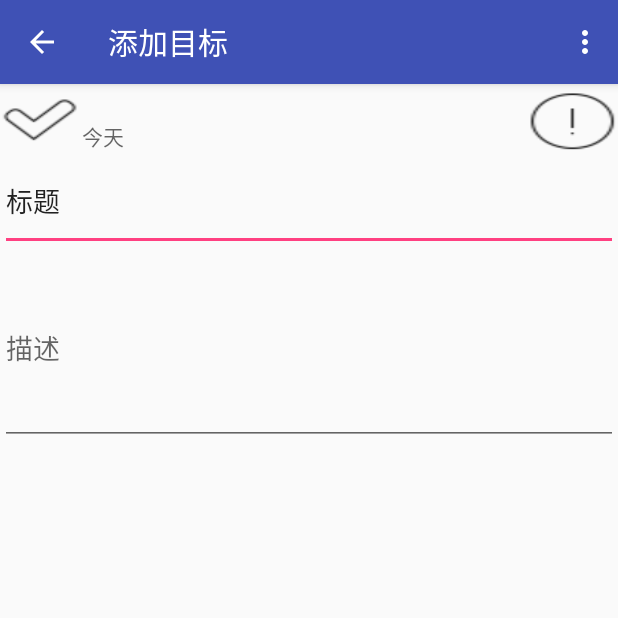
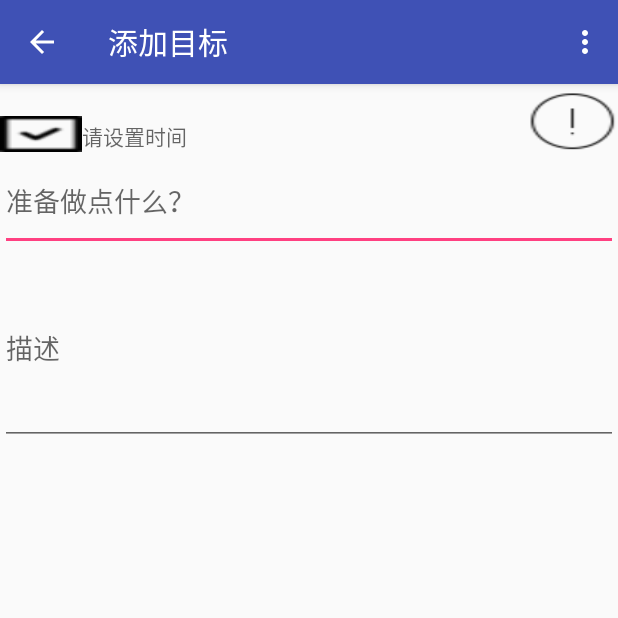
Before and after one commit to TickTick123/TheAim2, an Android app: the AddScheduleActivity screen opened directly, with no data from a screen before it, after a tap on an icon or button, on a phone screen of 412 x 824 dp, the top half of it. Run offline under Robolectric (Android 15) with nearby library versions, the phone set to English and light mode, and no system bars; libraries missing offline, so code that uses them is left out: cn.bmob.v3.

Commit message:
Ck:日程添加2.0

```diff
--- a/app/src/main/AndroidManifest.xml
+++ b/app/src/main/AndroidManifest.xml
@@ -53,7 +53,7 @@
             android:label="@string/login_4"
             android:screenOrientation="portrait" />
         <activity
-            android:name=".AddAimActivity"
+            android:name=".AddScheduleActivity"
             android:exported="true"
             android:label="@string/addaim"
             android:screenOrientation="portrait" />
--- a/app/src/main/java/com/example/zqf/theaim/Adapter/ScheduleAdapter.java
+++ b/app/src/main/java/com/example/zqf/theaim/Adapter/ScheduleAdapter.java
@@ -2,8 +2,6 @@ package com.example.zqf.theaim.Adapter;
 
 import android.content.Context;
 
-import android.content.Intent;
-import android.os.Bundle;
 import android.view.LayoutInflater;
 import android.view.View;
 import android.view.ViewGroup;
@@ -12,17 +10,13 @@ import android.widget.ImageButton;
 import android.widget.TextView;
 import android.widget.Toast;
 
-import com.example.zqf.theaim.AddAimActivity;
 import com.example.zqf.theaim.Bean.Schedule;
 import com.example.zqf.theaim.R;
 
-import java.util.ArrayList;
 import java.util.List;
 
 import cn.bmob.v3.exception.BmobException;
 import cn.bmob.v3.listener.UpdateListener;
-
-import static java.security.AccessController.getContext;
 
 /**
  * Created by zqf on 2018/3/3.
--- a/app/src/main/java/com/example/zqf/theaim/AddAimActivity.java
+++ b/app/src/main/java/com/example/zqf/theaim/AddScheduleActivity.java
@@ -10,6 +10,7 @@ import android.text.Editable;
 import android.text.TextUtils;
 import android.text.TextWatcher;
 import android.view.Menu;
+import android.view.MenuItem;
 import android.view.View;
 import android.widget.EditText;
 import android.widget.ImageButton;
@@ -17,12 +18,13 @@ import android.widget.TextView;
 import android.widget.Toast;
 
 import com.example.zqf.theaim.Bean.Schedule;
+import com.example.zqf.theaim.Bean.User;
 
-import cn.bmob.v3.Bmob;
+import cn.bmob.v3.BmobUser;
 import cn.bmob.v3.exception.BmobException;
 import cn.bmob.v3.listener.SaveListener;
 
-public class AddAimActivity extends AppCompatActivity {
+public class AddScheduleActivity extends AppCompatActivity {
 
     private TextView textView;
     private EditText title;
@@ -34,7 +36,6 @@ public class AddAimActivity extends AppCompatActivity {
     @Override
     protected void onActivityResult(int requestCode, int resultCode, Intent data) {
         super.onActivityResult(requestCode, resultCode, data);
-        //Bmob .initialize(this,"952c699bad14188ea5ef2af20da327b6");
         if(requestCode == 0x11 && resultCode == 0x11){
             Bundle bundle = data.getExtras();
             String t = bundle.getString("time");
@@ -45,22 +46,22 @@ public class AddAimActivity extends AppCompatActivity {
                 schedule.setTime(t);
             }
             schedule.setYear(bundle.getInt("year"));
-            schedule.setMouth(bundle.getInt("month"));
+            schedule.setMonth(bundle.getInt("month"));
             schedule.setDay(bundle.getInt("day"));
-            SaveRecord(schedule.getObjectId(),schedule);
         }
     }
 
     @Override
     protected void onCreate(@Nullable Bundle savedInstanceState) {
         super.onCreate(savedInstanceState);
-        //Bmob .initialize(this,"ec3bba86368b1357bc945565b76b617c");
+        schedule.setDone("false");   //初始状态为未完成
         android.support.v7.app.ActionBar actionBar = getSupportActionBar();
         actionBar.setDisplayHomeAsUpEnabled(true);  //显示返回箭头
-        //actionBar.setHomeAsUpIndicator(R.drawable.back); //修改actionbar左上角返回按钮的图标
         setContentView(R.layout.activity_add_aim);
 
         textView = (TextView)findViewById(R.id.aim_time);
+
+
 
         title = findViewById(R.id.aim_title);
         describe = findViewById(R.id.aim_describe);
@@ -78,7 +79,6 @@ public class AddAimActivity extends AppCompatActivity {
             @Override
             public void afterTextChanged(Editable s) {
                 schedule.setDecribe(describe.getText().toString());
-                SaveRecord(schedule.getObjectId(),schedule);
             }
         });
 
@@ -96,7 +96,6 @@ public class AddAimActivity extends AppCompatActivity {
             @Override
             public void afterTextChanged(Editable s) {
                 schedule.setContent(title.getText().toString());
-                SaveRecord(schedule.getObjectId(),schedule);
             }
         });
 
@@ -105,7 +104,7 @@ public class AddAimActivity extends AppCompatActivity {
         textView.setOnClickListener(new View.OnClickListener() {
             @Override
             public void onClick(View v) {
-                Intent intent = new Intent(AddAimActivity.this,SetTimeActivity.class);
+                Intent intent = new Intent(AddScheduleActivity.this,SetTimeActivity.class);
                 startActivityForResult(intent,0x11);
             }
         });
@@ -115,7 +114,7 @@ public class AddAimActivity extends AppCompatActivity {
             @Override
             public void onClick(View v) {
                 final String[] strArray = new String[]{"3分","2分","1分","0分"};
-                final AlertDialog.Builder builder = new AlertDialog.Builder(AddAimActivity.this);//实例化builder
+                final AlertDialog.Builder builder = new AlertDialog.Builder(AddScheduleActivity.this);//实例化builder
                 builder.setIcon(R.mipmap.ic_launcher);//设置图标
                 builder.setTitle(R.string.points);//设置标题
 
@@ -137,7 +136,6 @@ public class AddAimActivity extends AppCompatActivity {
                             pointbtn.setBackgroundResource(R.drawable.aim_point);
                             schedule.setRewardpoint("0");
                         }
-                        SaveRecord(schedule.getObjectId(),schedule);
                     }
                 });
                 //创建对话框
@@ -153,29 +151,21 @@ public class AddAimActivity extends AppCompatActivity {
             }
         });
 
-
-
-
-
         state = (ImageButton)findViewById(R.id.state_btn);
-        //Bmob .initialize(this,"952c699bad14188ea5ef2af20da327b6");
-        schedule.setDone("未完成");   //初始状态为未完成
-        SaveRecord(schedule.getObjectId(),schedule);
         state.setOnClickListener(new View.OnClickListener() {
             int i = 0;   //用于判断 任务的状态 1为完成 0为未完成
+
             @Override
             public void onClick(View v) {
                 if(i == 0)
                 {
-                    state.setBackgroundResource(R.drawable.example);
+                    state.setBackgroundResource(R.drawable.square_ok);
                     i = 1;
-                    schedule.setDone("已完成");
-                    SaveRecord(schedule.getObjectId(),schedule);
+                    schedule.setDone("true");
                 }else{
-                    state.setBackgroundResource(R.drawable.aim_state);
+                    state.setBackgroundResource(R.drawable.square);
                     i = 0;
-                    schedule.setDone("未完成");
-                    SaveRecord(schedule.getObjectId(),schedule);
+                    schedule.setDone("false");
                 }
             }
         });
@@ -200,4 +190,17 @@ public class AddAimActivity extends AppCompatActivity {
         });
     }
 
+    public boolean onOptionsItemSelected(MenuItem item) {
+        switch (item.getItemId()) {
+            case android.R.id.home:
+                User user= BmobUser.getCurrentUser(User.class);        //bmob查询当前缓存;
+                schedule.setMaster(user);
+                this.finish();
+                SaveRecord(schedule.getObjectId(),schedule);
+                return false;
+            default:
+                return super.onOptionsItemSelected(item);
+        }
+    }
+
 }
--- a/app/src/main/java/com/example/zqf/theaim/Bean/Schedule.java
+++ b/app/src/main/java/com/example/zqf/theaim/Bean/Schedule.java
@@ -8,7 +8,7 @@ import cn.bmob.v3.BmobObject;
 
 public class Schedule extends BmobObject {
     private User master;  //日程所属用户的ID
-    private SmallGoal mastergoal;  //日程所属子目标的ID
+    private SmallGoal mastergoal;  //日程所属子目标的ID``
     private String rewardpoint;  //此日程所得的奖励点（1，2，3）
     private String content;  //内容
     private String decribe;  // 描述
@@ -71,11 +71,11 @@ public class Schedule extends BmobObject {
         this.year = year;
     }
 
-    public int getMouth() {
+    public int getMonth() {
         return month;
     }
 
-    public void setMouth(int month) {
+    public void setMonth(int month) {
         this.month = month;
     }
 
--- a/app/src/main/java/com/example/zqf/theaim/Fragment/ScheduleFragment.java
+++ b/app/src/main/java/com/example/zqf/theaim/Fragment/ScheduleFragment.java
@@ -2,7 +2,6 @@ package com.example.zqf.theaim.Fragment;
 
 import android.app.AlertDialog;
 import android.content.DialogInterface;
-import android.content.Intent;
 import android.os.Bundle;
 import android.support.v4.app.Fragment;
 
@@ -14,12 +13,9 @@ import android.widget.ListView;
 import android.widget.Toast;
 
 import com.example.zqf.theaim.Adapter.ScheduleAdapter;
-import com.example.zqf.theaim.AddAimActivity;
 import com.example.zqf.theaim.Bean.Schedule;
 import com.example.zqf.theaim.Bean.User;
-import com.example.zqf.theaim.LoginActivity;
 import com.example.zqf.theaim.R;
-import com.example.zqf.theaim.RegisterActivity;
 import com.example.zqf.theaim.Util;
 
 
@@ -113,7 +109,7 @@ public class ScheduleFragment extends Fragment {
                 toast("点击"+schedule1.getContent());
                 //Intent mainIntent=new Intent(getActivity(),RegisterActivity.class);     //应该跳转到修改界面
                 //startActivity(mainIntent);
-//                Intent intent=new Intent(getContext(), AddAimActivity.class);       //修改界面
+//                Intent intent=new Intent(getContext(), AddScheduleActivity.class);       //修改界面
 //                Bundle bundle=new Bundle();
 //                bundle.putSerializable("key",schedule1);
 //                intent.putExtras(bundle);
--- a/app/src/main/java/com/example/zqf/theaim/MainActivity.java
+++ b/app/src/main/java/com/example/zqf/theaim/MainActivity.java
@@ -5,13 +5,10 @@ package com.example.zqf.theaim;
 import android.content.Intent;
 import android.os.Bundle;
 import android.support.design.widget.FloatingActionButton;
-import android.support.design.widget.Snackbar;
 
 import android.support.v4.app.Fragment;
 import android.support.v4.app.FragmentManager;
 import android.support.v4.app.FragmentTransaction;
-import android.view.GestureDetector;
-import android.view.MotionEvent;
 import android.view.View;
 import android.support.design.widget.NavigationView;
 import android.support.v4.view.GravityCompat;
@@ -23,22 +20,10 @@ import android.view.Menu;
 import android.view.MenuItem;
 import android.widget.Toast;
 
-import com.example.zqf.theaim.Bean.Schedule;
-import com.example.zqf.theaim.Bean.User;
 import com.example.zqf.theaim.Fragment.AimFragment;
 import com.example.zqf.theaim.Fragment.CalendarFragment;
-import com.example.zqf.theaim.Fragment.MonthDateView;
 import com.example.zqf.theaim.Fragment.ScheduleFragment;
 import com.example.zqf.theaim.Fragment.TodayFragment;
-
-import java.util.ArrayList;
-import java.util.List;
-
-import cn.bmob.v3.BmobQuery;
-import cn.bmob.v3.BmobUser;
-import cn.bmob.v3.exception.BmobException;
-import cn.bmob.v3.listener.FindListener;
-import cn.bmob.v3.listener.SaveListener;
 
 public class MainActivity extends AppCompatActivity
         implements NavigationView.OnNavigationItemSelectedListener {
@@ -57,7 +42,7 @@ public class MainActivity extends AppCompatActivity
             @Override
             public void onClick(View view) {
 
-                Intent mainIntent=new Intent(MainActivity.this,AddAimActivity.class);
+                Intent mainIntent=new Intent(MainActivity.this,AddScheduleActivity.class);
                 startActivity(mainIntent);
 
                 //BmobUser.logOut();   //清除缓存用户对象，既退出
--- a/app/src/main/res/layout/activity_add_aim.xml
+++ b/app/src/main/res/layout/activity_add_aim.xml
@@ -4,7 +4,7 @@
     xmlns:tools="http://schemas.android.com/tools"
     android:layout_width="match_parent"
     android:layout_height="match_parent"
-    tools:context="com.example.zqf.theaim.AddAimActivity"
+    tools:context="com.example.zqf.theaim.AddScheduleActivity"
     android:orientation="vertical">
 
     <LinearLayout
@@ -18,14 +18,14 @@
             android:layout_width="4dp"
             android:layout_height="wrap_content"
             android:layout_weight="1.5"
-            android:background="@drawable/aim_state" />
+            android:background="@drawable/square" />
 
         <TextView
             android:id="@+id/aim_time"
             android:layout_width="264dp"
             android:layout_height="wrap_content"
             android:layout_weight="1"
-            android:hint="今天" />
+            android:hint="@string/aim_time" />
 
         <ImageButton
             android:id="@+id/point_btn"
@@ -40,7 +40,7 @@
         android:id="@+id/aim_title"
         android:layout_width="match_parent"
         android:layout_height="66dp"
-        android:text="标题"
+        android:hint="@string/schedule_title"
         tools:ignore="MissingConstraints"
         tools:layout_editor_absoluteX="0dp"
         tools:layout_editor_absoluteY="45dp" />
@@ -50,7 +50,7 @@
         android:layout_width="match_parent"
         android:layout_height="129dp"
         android:layout_marginBottom="372dp"
-        android:hint="描述"
+        android:hint="@string/schedule_describe"
         android:maxLines="50"
         android:minLines="1"
         android:scrollbars="vertical"
--- a/app/src/main/res/values/strings.xml
+++ b/app/src/main/res/values/strings.xml
@@ -18,7 +18,10 @@
     <string name="addaim">添加目标</string>
     <string name="time">日期</string>
     <string name="settime">设置时间</string>
+    <string name="aim_time">请设置时间</string>
     <string name="points">奖励点数</string>
+    <string name="schedule_title">准备做点什么？</string>
+    <string name="schedule_describe">描述</string>
     <string name="title_activity_main">MainActivity</string>
 
     <string name="navigation_drawer_open">Open navigation drawer</string>
```
Also changed, not shown: app/src/main/res/drawable/aim_state.png (deleted), app/src/main/res/drawable/example.png (deleted).
